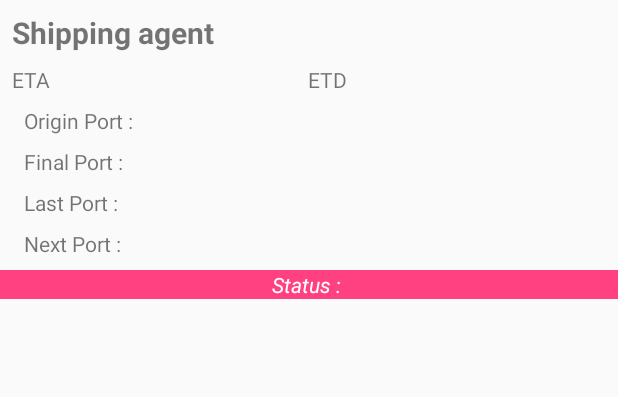
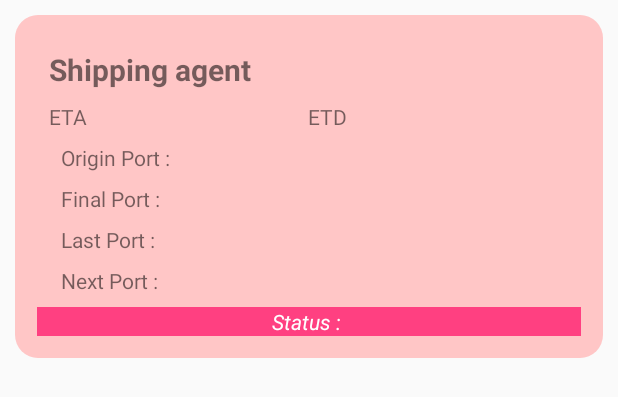
Before and after one commit to GeolseuDei/heketon, an Android app: the layout recycler_kapal.xml on its own in the app's theme, with its tools: preview values and no code run, on a phone screen of 412 x 824 dp. Shown: the top 397 px of the screen. Run offline under Robolectric (Android 15) with nearby library versions, the phone set to English and light mode, and no system bars.

Commit message:
fix recycler

```diff
--- a/app/src/main/res/layout/recycler_kapal.xml
+++ b/app/src/main/res/layout/recycler_kapal.xml
@@ -4,7 +4,9 @@
     xmlns:app="http://schemas.android.com/apk/res-auto"
     xmlns:tools="http://schemas.android.com/tools"
     android:layout_width="match_parent"
-    android:layout_height="match_parent">
+    android:layout_height="wrap_content"
+    android:background="@drawable/round_bg"
+    android:layout_margin="10dp">
 
     <TextView
         android:id="@+id/txtshippingagent"
@@ -14,13 +16,11 @@
         android:layout_marginStart="8dp"
         android:layout_marginTop="8dp"
         android:text="Shipping agent"
-        app:layout_constraintBottom_toBottomOf="parent"
+        android:textSize="20dp"
+        android:textStyle="bold"
         app:layout_constraintEnd_toEndOf="parent"
         app:layout_constraintStart_toStartOf="parent"
-        app:layout_constraintTop_toTopOf="parent"
-        app:layout_constraintVertical_bias="0.0"
-        android:textStyle="bold"
-        android:textSize="20dp"/>
+        app:layout_constraintTop_toTopOf="parent" />
 
     <LinearLayout
         android:id="@+id/lletaetd"
```
